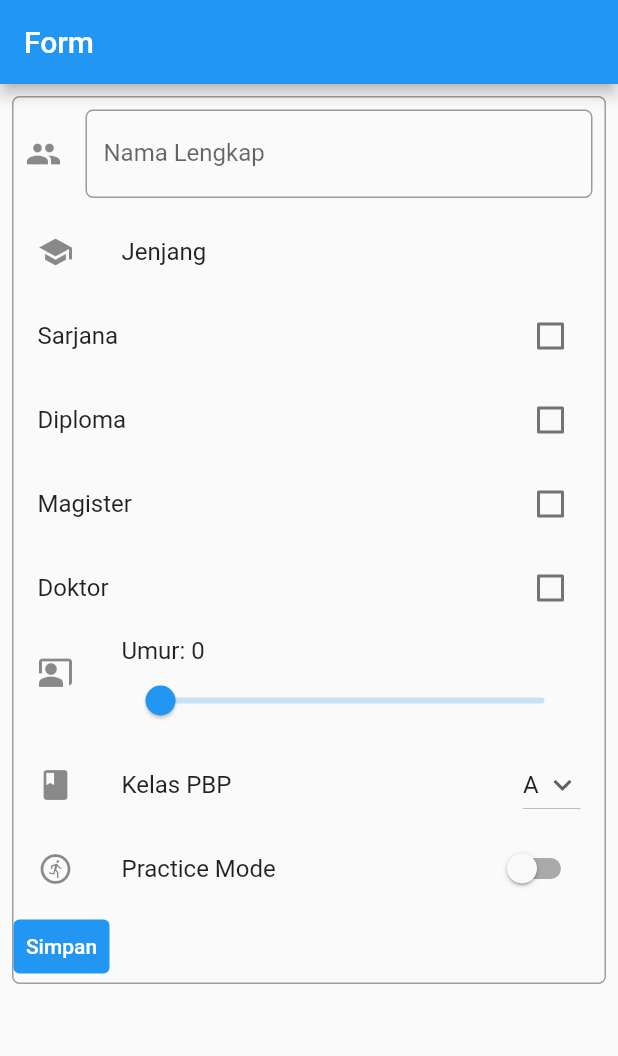
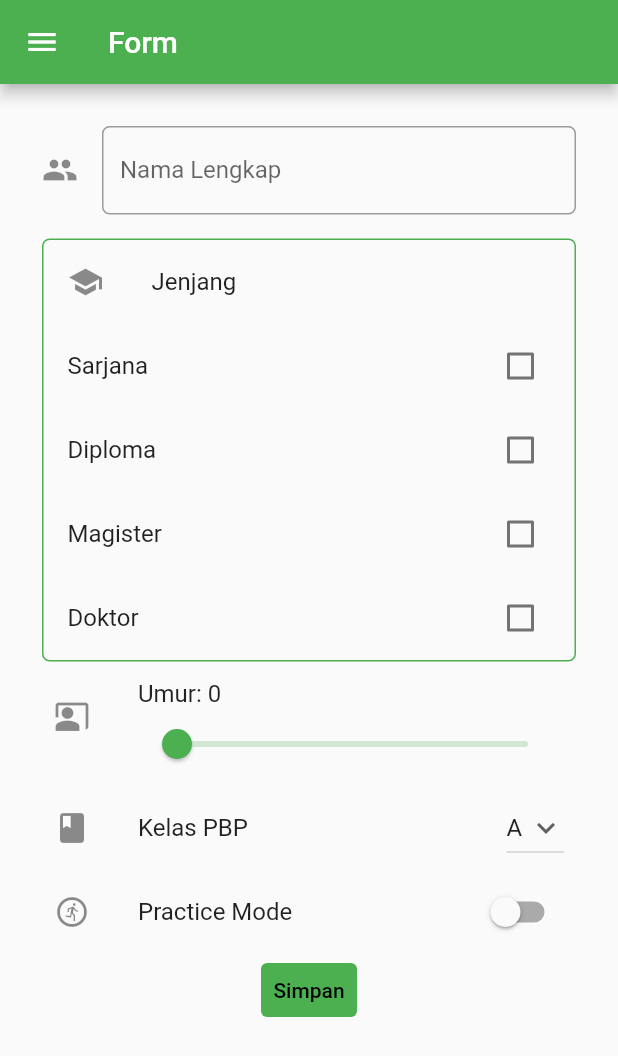
Before and after one commit to gabiiing/pbp-flutter-tutorial, a Flutter app: the MyFormPage screen opened directly, on a phone screen of 412 x 824 dp. Shown: the top 1056 px of the screen. Run offline on Flutter 3.47's test engine with Material 2 defaults, Android fonts, the phone set to English and light mode, and no system bars.

Commit message:
fix navigation button not shown in app

```diff
--- a/lib/form.dart
+++ b/lib/form.dart
@@ -1,3 +1,4 @@
+import 'main.dart';
 import 'package:flutter/material.dart';
 
 class MyFormPage extends StatefulWidget {
@@ -25,17 +26,37 @@ class _MyFormPageState extends State<MyFormPage> {
             appBar: AppBar(
                 title: Text('Form'),
             ),
+            drawer: Drawer(
+              backgroundColor: Colors.green,
+              child: Column(
+                children: [
+                  ListTile(
+                    title: const Text('Counter'),
+                    onTap: () {
+                      Navigator.pushReplacement(
+                        context,
+                        MaterialPageRoute(builder: (context) => const MyHomePage()),
+                      );
+                    },
+                  ),
+                  ListTile(
+                    title: const Text('Form'),
+                    onTap: () {
+                      Navigator.pushReplacement(
+                        context,
+                        MaterialPageRoute(builder: (context) => const MyFormPage()),
+                      );
+                    },
+                  ),
+                ],
+              ),
+            ),
             body: Form(
               key: _formKey,
               child: SingleChildScrollView(
                 child: Container(
-            margin: const EdgeInsets.all(8),
-            decoration: BoxDecoration(
-              border: Border.all(color: Colors.grey),
-              borderRadius: BorderRadius.circular(5),
-            ),
+                  padding: const EdgeInsets.all(20.0),
                   child: Column(
-              crossAxisAlignment: CrossAxisAlignment.start,
                     children: [
                         Padding(
                             padding: const EdgeInsets.all(8.0),
@@ -66,8 +87,17 @@ class _MyFormPageState extends State<MyFormPage> {
                                 },
                             ),
                         ),
+                        Container(
+                          margin: const EdgeInsets.all(8),
+                          decoration: BoxDecoration(
+                              border: Border.all(color: Colors.green),
+                              borderRadius: BorderRadius.circular(5),
+                          ),
+                          child: Column(
+                              crossAxisAlignment: CrossAxisAlignment.start,
+                              children: [
                               const ListTile(
-                  leading: Icon(Icons.school),
+                                  leading:  Icon(Icons.school),
                                   title: Text("Jenjang"),
                               ),
                               CheckboxListTile(
@@ -76,9 +106,8 @@ class _MyFormPageState extends State<MyFormPage> {
                                   onChanged: (bool? value) {
                                   setState(() {
                                       jenjangSarjana = value!;
-                      if (value) {
-                        jenjangMagister =
-                            jenjangDiploma = jenjangDoktor = false;
+                                      if (value){
+                                          jenjangMagister = jenjangDiploma = jenjangDoktor = false;
                                       }
                                   });
                                   },
@@ -89,9 +118,8 @@ class _MyFormPageState extends State<MyFormPage> {
                                   onChanged: (bool? value) {
                                   setState(() {
                                       jenjangDiploma = value!;
-                      if (value) {
-                        jenjangMagister =
-                            jenjangSarjana = jenjangDoktor = false;
+                                      if (value){
+                                          jenjangMagister = jenjangSarjana = jenjangDoktor = false;
                                       }
                                   });
                                   },
@@ -102,7 +130,7 @@ class _MyFormPageState extends State<MyFormPage> {
                                   onChanged: (bool? value) {
                                   setState(() {
                                       jenjangMagister = value!;
-                      if (value) {
+                                      if (value){
                                           jenjangDiploma = jenjangSarjana = jenjangDoktor = false;
                                       }
                                   });
@@ -114,12 +142,14 @@ class _MyFormPageState extends State<MyFormPage> {
                                   onChanged: (bool? value) {
                                   setState(() {
                                       jenjangDoktor = value!;
-                      if (value) {
-                        jenjangMagister =
-                            jenjangSarjana = jenjangDiploma = false;
+                                      if (value){
+                                          jenjangMagister = jenjangSarjana = jenjangDiploma = false;
                                       }
                                   });
                                   },
+                              ),
+                          ],
+                          ),
                       ),
                       ListTile(
                         leading: const Icon(Icons.co_present),
@@ -172,8 +202,12 @@ class _MyFormPageState extends State<MyFormPage> {
                         secondary: const Icon(Icons.run_circle_outlined),
                       ),
                       TextButton(
+                        child: const Text(
+                          "Simpan",
+                          style: TextStyle(color: Colors.black),
+                        ),
                         style: ButtonStyle(
-                    backgroundColor: MaterialStateProperty.all(Colors.blue),
+                          backgroundColor: MaterialStateProperty.all(Colors.green),
                         ),
                         onPressed: () {
                           if (_formKey.currentState!.validate()) {
@@ -187,14 +221,20 @@ class _MyFormPageState extends State<MyFormPage> {
                                   elevation: 15,
                                   child: Container(
                                     child: ListView(
-                                padding:
-                                    const EdgeInsets.only(top: 20, bottom: 20),
+                                      padding: const EdgeInsets.only(top: 20, bottom: 20),
                                       shrinkWrap: true,
                                       children: <Widget>[
                                         Center(child: const Text('Informasi Data')),
                                         SizedBox(height: 20),
-                                  Center(
-                                    child: Text('Judul: ' + _namaLengkap),
+                                        // TODO: Munculkan informasi yang didapat dari form
+                                        Text(
+                                          'Nama: ' + '$_namaLengkap'
+                                        ),
+                                        Text(
+                                          'Umur: ' + '$umur'
+                                        ),
+                                        Text(
+                                          'Kelas PBP: ' + '$kelasPBP'
                                         ),
                                         TextButton(
                                           onPressed: () {
@@ -210,10 +250,6 @@ class _MyFormPageState extends State<MyFormPage> {
                             );
                           }
                         },
-                  child: const Text(
-                    "Simpan",
-                    style: TextStyle(color: Colors.white),
-                  ),
                       ),
                     ],
                 ),
--- a/lib/main.dart
+++ b/lib/main.dart
@@ -11,9 +11,9 @@ class MyApp extends StatelessWidget {
   @override
   Widget build(BuildContext context) {
     return MaterialApp(
-      title: 'Flutter Demo',
+      title: 'Lab 7',
       theme: ThemeData(
-        primarySwatch: Colors.blue,
+        primarySwatch: Colors.green,
       ),
       home: const MyHomePage(),
     );
```
Lines whose indentation alone changed are shown as unchanged.
